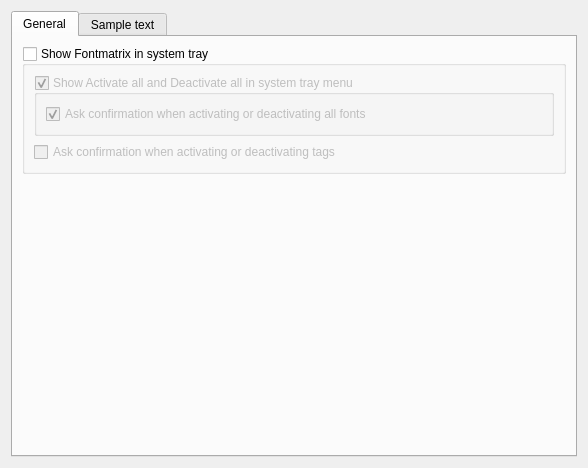
This is src/prefs_panel.ui in fontmatrix/fontmatrix as Qt 5 draws it before an edit. The edited form follows.
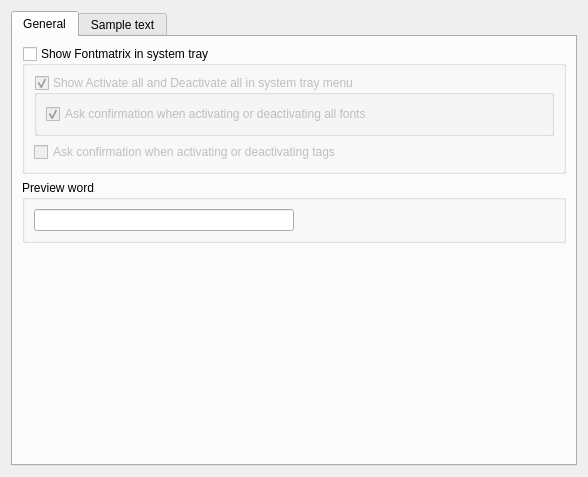
This is the edited form. Icons and pictures are not drawn.

```diff
--- a/src/prefs_panel.ui
+++ b/src/prefs_panel.ui
@@ -6,7 +6,7 @@
     <x>0</x>
     <y>0</y>
     <width>584</width>
-    <height>468</height>
+    <height>477</height>
    </rect>
   </property>
   <property name="windowTitle" >
@@ -25,8 +25,8 @@
       <attribute name="title" >
        <string>General</string>
       </attribute>
-      <layout class="QVBoxLayout" >
-       <item>
+      <layout class="QGridLayout" >
+       <item row="0" column="0" >
         <widget class="QGroupBox" name="systrayFrame" >
          <property name="title" >
           <string>Show Fontmatrix in system tray</string>
@@ -73,7 +73,32 @@
          </layout>
         </widget>
        </item>
-       <item>
+       <item row="1" column="0" >
+        <widget class="QGroupBox" name="groupBox" >
+         <property name="title" >
+          <string>Preview word</string>
+         </property>
+         <layout class="QGridLayout" >
+          <item row="0" column="0" >
+           <widget class="QLineEdit" name="previewWord" />
+          </item>
+          <item row="0" column="1" >
+           <spacer>
+            <property name="orientation" >
+             <enum>Qt::Horizontal</enum>
+            </property>
+            <property name="sizeHint" >
+             <size>
+              <width>40</width>
+              <height>20</height>
+             </size>
+            </property>
+           </spacer>
+          </item>
+         </layout>
+        </widget>
+       </item>
+       <item row="2" column="0" >
         <spacer>
          <property name="orientation" >
           <enum>Qt::Vertical</enum>
@@ -81,7 +106,7 @@
          <property name="sizeHint" >
           <size>
            <width>544</width>
-           <height>261</height>
+           <height>101</height>
           </size>
          </property>
         </spacer>
@@ -93,24 +118,6 @@
        <string>Sample text</string>
       </attribute>
       <layout class="QGridLayout" >
-       <item row="0" column="0" >
-        <widget class="QGroupBox" name="groupBox" >
-         <property name="title" >
-          <string>Default sample text</string>
-         </property>
-         <layout class="QGridLayout" >
-          <item row="0" column="0" >
-           <widget class="QTextEdit" name="sampleTextDefaultText" >
-            <property name="toolTip" >
-             <string>Keep in mind that Fontmatrix does NOT provide (yet) 
-justification nor even breaks lines. 
-Consequently, you’ll have to break the lines yourself.</string>
-            </property>
-           </widget>
-          </item>
-         </layout>
-        </widget>
-       </item>
        <item row="1" column="0" >
         <widget class="QGroupBox" name="groupBox_2" >
          <property name="toolTip" >
```
Left out of the diff: 2 changed lines with no effect on the pictures.
